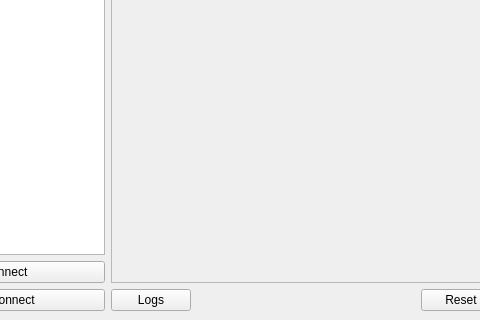
Above: mainwindow.ui from niko-j/movesense-offline-configurator before the change; both pictures show x 104 to 584 and y 480 to 800 of the 700 by 800 pixel window. Below: the same form after it.
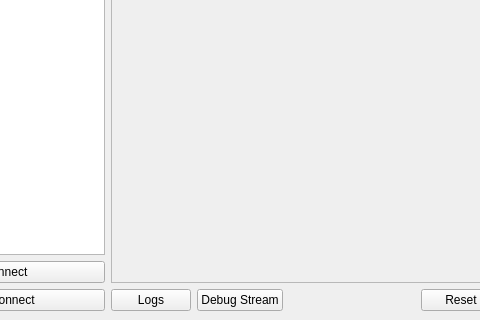
That is the form after the change.

Commit message: Debug log streaming support

Diff of the .ui file:
```diff
--- a/mainwindow.ui
+++ b/mainwindow.ui
@@ -113,6 +113,13 @@
             </property>
            </widget>
           </item>
+          <item>
+           <widget class="QPushButton" name="debugButton">
+            <property name="text">
+             <string>Debug Stream</string>
+            </property>
+           </widget>
+          </item>
           <item>
            <spacer name="horizontalSpacer">
             <property name="orientation">
```
Left out of the diff: 2 changed lines with no effect on the pictures. The commit also changes 12 other files.
